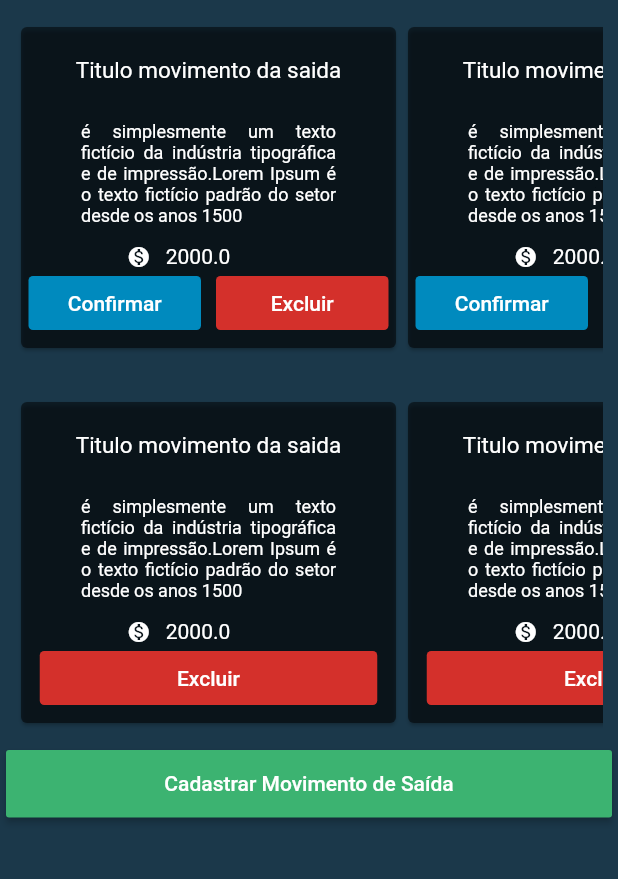
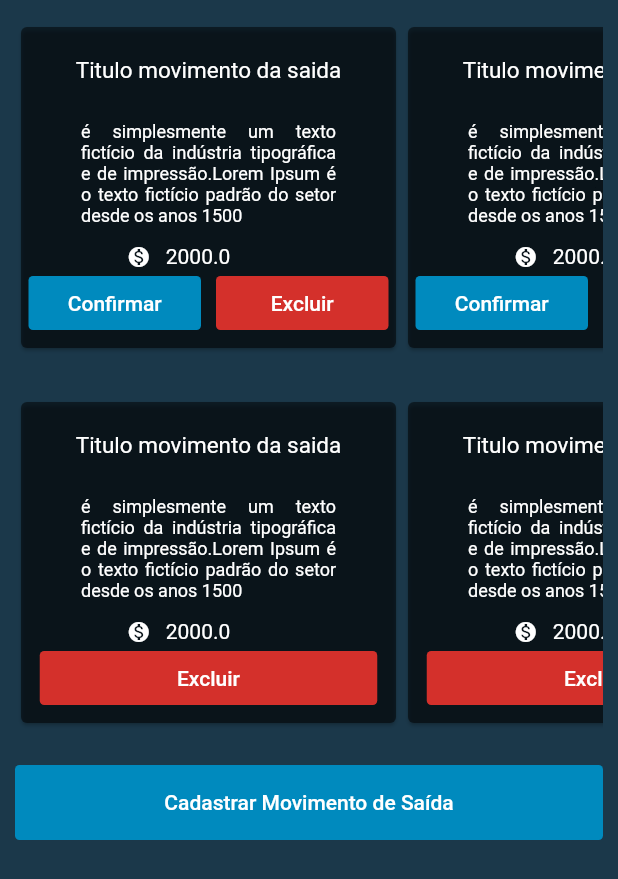
Before and after one commit to guilhermemoriggidesouza/webEconomize, a Flutter app: the MovSaida screen opened directly, on a phone screen of 412 x 824 dp. Shown: the top 879 px of the screen. Run offline on Flutter 3.47's test engine with Material 2 defaults, Android fonts, the phone set to English and light mode, and no system bars; our stand-ins replace datetime_picker_formfield, flushbar, flutter_masked_text, font_awesome_flutter; missing offline and left inert: dart:ffi.

Commit message:
Arruma alguns botões

```diff
--- a/lib/view/metas.dart
+++ b/lib/view/metas.dart
@@ -2,7 +2,6 @@ import 'package:flutter/material.dart';
 import 'package:flutter/widgets.dart';
 import 'package:webEconomize/custom/widgetListaCard.dart';
 import 'package:webEconomize/custom/button.dart';
-import 'package:webEconomize/custom/widgetMetaCadastro.dart';
 
 class Metas extends StatefulWidget {
   @override
@@ -47,7 +46,7 @@ class _MetasState extends State<Metas> {
         Container(
           margin: EdgeInsets.fromLTRB(10, 10, 10, 20),
           child:ButtonLabel(
-        "Cadastrar Movimento de Saída", (){_build();}, color: Color(0xFF008ABE), textColor: Colors.white)),
+        "Cadastrar Metas", (){_build();}, color: Color(0xFF008ABE), textColor: Colors.white)),
       ],
     );
   }
--- a/lib/view/mov_saida.dart
+++ b/lib/view/mov_saida.dart
@@ -1,7 +1,7 @@
 import 'package:flutter/material.dart';
 import 'package:flutter/widgets.dart';
 import 'package:webEconomize/custom/widgetListaCard.dart';
-import 'package:webEconomize/custom/widgetMetaCadastro.dart';
+import 'package:webEconomize/custom/button.dart';
 
 class MovSaida extends StatefulWidget {
   @override
@@ -43,8 +43,15 @@ class _MovSaidaState extends State<MovSaida> {
       children: <Widget>[
         WidgetListaCard(mensagemNaoConcluida, 1, mostrarBotaoConfirma: true),
         WidgetListaCard(mensagemNaoConcluida, 1,  mostrarBotaoConfirma: false),
-        WidgetMetaCadastro(),
+        Container(
+          margin: EdgeInsets.fromLTRB(10, 10, 10, 20),
+          child:ButtonLabel(
+        "Cadastrar Movimento de Saída", (){_build();}, color: Color(0xFF008ABE), textColor: Colors.white)),
       ],
     );
   }
+
+  _build(){
+    return Container();
+  }
 }
```
